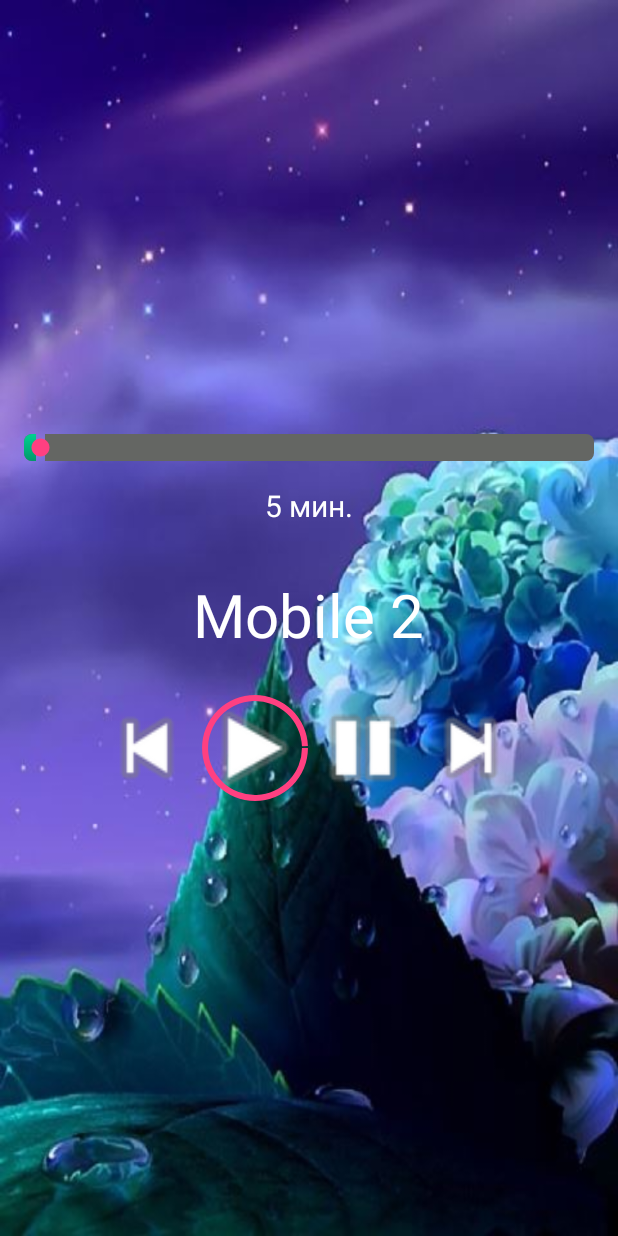
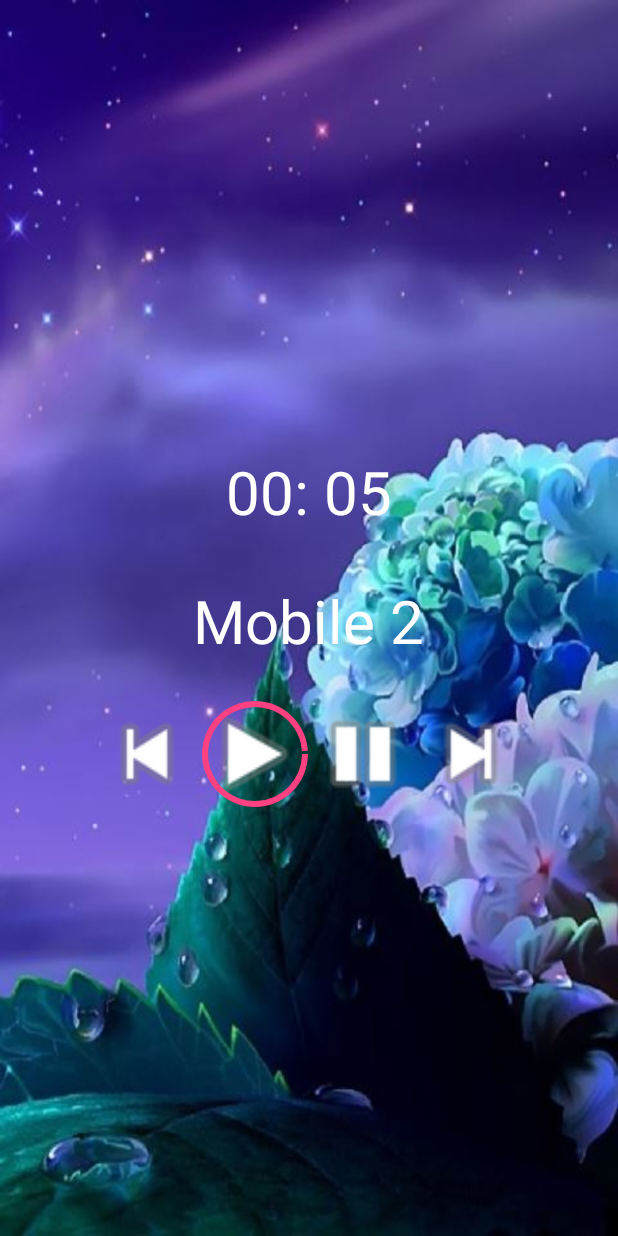
Before and after one commit to mihanic89/lullababy, an Android app: the screen it shows after launch (MainActivity), after a tap on an icon or button, on a phone screen of 412 x 824 dp. Run offline under Robolectric (Android 15) with nearby library versions, the light colour scheme and no system bars; our stand-ins replace AdMob; 1 statement that could not run was skipped; 2 other taps on this screen came first.

Commit message:
отлаженная версия

```diff
--- a/app/src/main/java/com/yamilab/lullababy/MainActivity.java
+++ b/app/src/main/java/com/yamilab/lullababy/MainActivity.java
@@ -3,6 +3,7 @@ package com.yamilab.lullababy;
 
 import android.animation.ObjectAnimator;
 import android.app.ActivityManager;
+import android.app.DialogFragment;
 import android.content.ComponentName;
 import android.content.Context;
 import android.content.Intent;
@@ -21,6 +22,7 @@ import android.widget.ImageButton;
 import android.widget.ProgressBar;
 import android.widget.SeekBar;
 import android.widget.TextView;
+import android.widget.Toast;
 
 import com.google.android.gms.ads.AdRequest;
 import com.google.android.gms.ads.AdView;
@@ -34,6 +36,7 @@ public class MainActivity extends AppCompatActivity {
 
     String[] data_time;
     String[] data_melody;
+    String set_time;
     private ImageButton btnStart, btnStop, btnPrevious, btnNext;
 
     private TextView textMelody;
@@ -45,7 +48,7 @@ public class MainActivity extends AppCompatActivity {
 
     private int melodyIndex, defValue = 0;
 
-    private int timer;
+    private long timer;
 
     private SeekBar timerControl = null;
 
@@ -77,9 +80,20 @@ public class MainActivity extends AppCompatActivity {
 
 
         sPref = getPreferences(MODE_PRIVATE);
+
+
+       // SharedPreferences.Editor ed = sPref.edit();
+       // ed.putInt("melody", melodyIndex);
+       // ed.putLong("timer", 15000);
+
+      //  ed.commit();
+
         melodyIndex = sPref.getInt("melody", 0);
-        timer = sPref.getInt("timer", 300000);
+        timer = sPref.getLong("timer", 200000);
 
+        //Toast.makeText(MainActivity.this,"seconds remaining: " + timer / 1000 + "melody " + melodyIndex,
+        //        Toast.LENGTH_SHORT).show();
+        set_time =sPref.getString("cheked_time",("00: " +"05"));
 
 
         textMelody = (TextView) findViewById(R.id.textViewMelody);
@@ -91,39 +105,13 @@ public class MainActivity extends AppCompatActivity {
 
         textMelody.setText(data_melody[melodyIndex]);
 
-        textTimer.setText(timer / 60000 + " мин.");
+       // textTimer.setText(timer / 60000 + " "+getString(R.string.activity_time));
+
+        textTimer.setText(set_time);
 
 
-        timerControl = (SeekBar) findViewById(R.id.timer_bar);
-        timerControl.setProgress(timer / 60000);
-
-        timerControl.setOnSeekBarChangeListener(new SeekBar.OnSeekBarChangeListener() {
-            @Override
-            public void onProgressChanged(SeekBar seekBar, int progress, boolean fromUser) {
-                if (progress < 5) {
-                    progress = 5;
-                    textTimer.setText(progress + " мин.");
-                } else textTimer.setText(progress + " мин.");
-                if (progress > 175) {
-                    progress = 600;
-                    textTimer.setText("∞ мин.");
-                } else textTimer.setText(progress + " мин.");
 
 
-                timer = progress * 60000;
-
-            }
-
-            @Override
-            public void onStartTrackingTouch(SeekBar seekBar) {
-
-            }
-
-            @Override
-            public void onStopTrackingTouch(SeekBar seekBar) {
-
-            }
-        });
 
 
         //анимация
@@ -138,7 +126,8 @@ public class MainActivity extends AppCompatActivity {
         btnStart.setOnClickListener(new View.OnClickListener() {
             @Override
             public void onClick(View v) {
-                start_lullababy();
+                start_lullababy(melodyIndex,timer);
+
                 /*
                 cancelTimer();
                 animation.setDuration(timer); //in milliseconds
@@ -164,6 +153,7 @@ public class MainActivity extends AppCompatActivity {
                 animation.cancel();
                 progressBar.clearAnimation();
                 progressBar.setVisibility(View.INVISIBLE);
+                cancelTimer();
             }
         });
 
@@ -193,6 +183,11 @@ public class MainActivity extends AppCompatActivity {
 
     }
 
+    public void showTimePickerDialog(View v) {
+        DialogFragment newFragment = new TimePickerFragment();
+        newFragment.show(getFragmentManager(), "timePicker");
+    }
+
     private void loadAudio() {
         String [] melody;
         Resources res = getResources();
@@ -213,40 +208,48 @@ public class MainActivity extends AppCompatActivity {
         audioList.add(new Audio(R.raw.music11,  getString(R.string.app_name),  melody[11]));
     }
 
-    void start_lullababy(){
+    void start_lullababy(int  melodyIndex, long timer){
         progressBar.setVisibility(View.VISIBLE);
         cancelTimer();
+        animation.cancel();
+        progressBar.clearAnimation();
+        sPref = getPreferences(MODE_PRIVATE);
+        melodyIndex = sPref.getInt("melody", 0);
+        timer = sPref.getLong("timer", 200000);
         animation.setDuration(timer); //in milliseconds
-
-        sPref = getPreferences(MODE_PRIVATE);
-        SharedPreferences.Editor ed = sPref.edit();
-        ed.putInt("melody", melodyIndex);
-        ed.putInt("timer", timer);
-        ed.commit();
         playAudio(melodyIndex);
         startTimer(timer);
+        Toast.makeText(MainActivity.this,"seconds remaining: " + timer / 1000,
+               Toast.LENGTH_SHORT).show();
         animation.start();
     }
 
-    void startTimer(int time) {
+    void startTimer(long time) {
+
+        Toast.makeText(MainActivity.this,"seconds remaining: " + time / 1000,
+               Toast.LENGTH_SHORT).show();
 
         cTimer = new CountDownTimer(time, 1000) {
+
+            //Toast.makeText(MainActivity.this,"seconds remaining: " + millisUntilFinished / 1000,
+            //       Toast.LENGTH_SHORT).show();
 
             @Override
             public void onTick(long millisUntilFinished) {
                 //textTimer.setText("seconds remaining: " + millisUntilFinished / 1000);
-                // Toast.makeText(MainActivity.this,"seconds remaining: " + millisUntilFinished / 1000,
-                //        Toast.LENGTH_SHORT).show();
+                //Toast.makeText(MainActivity.this,"seconds remaining: " + millisUntilFinished / 1000,
+                //       Toast.LENGTH_SHORT).show();
             }
 
             @Override
             public void onFinish() {
                 //  mTextField.setText("done!");
+                player.stopPlayer();
             }
 
         };
         cTimer.start();
-        animation.start();
+
     }
 
     void cancelTimer() {
--- a/app/src/main/java/com/yamilab/lullababy/MediaPlayerService.java
+++ b/app/src/main/java/com/yamilab/lullababy/MediaPlayerService.java
@@ -213,6 +213,7 @@ public class MediaPlayerService extends Service implements MediaPlayer.OnComplet
         removeNotification();
         //stop the service
         stopSelf();
+        removeAudioFocus();
     }
 
     @Override
@@ -632,7 +633,7 @@ public class MediaPlayerService extends Service implements MediaPlayer.OnComplet
                 .setColor(getResources().getColor(R.color.colorAccent))
                 // Set the large and small icons
                 .setLargeIcon(largeIcon)
-                .setSmallIcon(android.R.drawable.stat_sys_headset)
+                .setSmallIcon(R.drawable.moon_icon)
                 // Set Notification content information
                 .setContentText(activeAudio.getArtist())
                 .setContentTitle(activeAudio.getAlbum())
--- a/app/src/main/res/layout/activity_main.xml
+++ b/app/src/main/res/layout/activity_main.xml
@@ -26,14 +26,8 @@
         android:gravity="center"
         android:orientation="vertical">
 
-        <SeekBar
-            android:id="@+id/timer_bar"
-            android:layout_width="match_parent"
-            android:layout_height="wrap_content"
-            android:max="180"
-            android:progress="0"
-            android:progressDrawable="@drawable/progressbar"
-            android:secondaryProgress="0" />
+
+
 
         <TextView
             android:id="@+id/textViewTimer"
@@ -43,7 +37,10 @@
             android:padding="@dimen/activity_vertical_margin"
             android:text="@string/time"
             android:textColor="@android:color/white"
-            android:textSize="20sp" />
+            android:textSize="40sp"
+            android:onClick="showTimePickerDialog"/>
+
+
 
 
         <TextView
--- a/app/src/main/res/values/strings.xml
+++ b/app/src/main/res/values/strings.xml
@@ -8,6 +8,8 @@
     <string name="melody">Choose melody</string>
 
     <string name="time">Choose time</string>
+
+    <string name="activity_time">min.</string>
     <!-- -
         This is an ad unit ID for a banner test ad. Replace with your own banner ad unit id.
         For more information, see https://support.google.com/admob/answer/3052638
```
Also changed, not shown: app/src/main/java/com/yamilab/lullababy/TimePickerFragment.java (added, +58 -0 lines), 1 other file.
